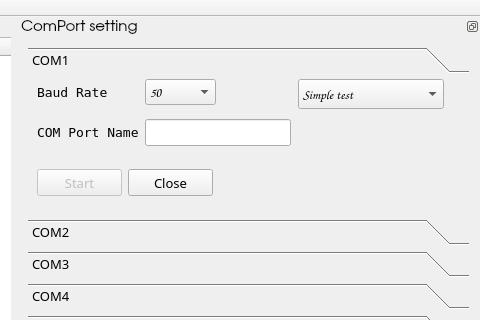
First picture: the form in mainwindow.ui, repository soso7885/QTvcom_test, before the edit; both pictures show x 398 to 878 and y 0 to 320 of the 878 by 726 pixel window.
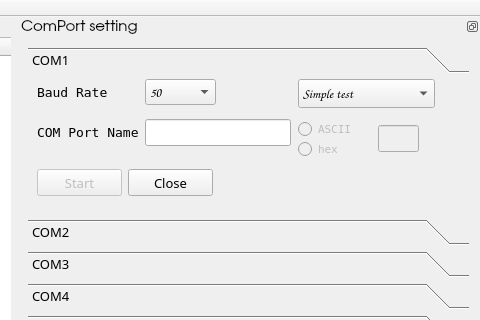
Second picture: the form after the edit.

What changed in the file:
```diff
--- a/mainwindow.ui
+++ b/mainwindow.ui
@@ -944,8 +944,8 @@
           <rect>
            <x>270</x>
            <y>0</y>
-           <width>146</width>
-           <height>30</height>
+           <width>137</width>
+           <height>29</height>
           </rect>
          </property>
          <property name="font">
@@ -953,6 +953,12 @@
            <family>Comic Sans MS</family>
           </font>
          </property>
+         <property name="layoutDirection">
+          <enum>Qt::LeftToRight</enum>
+         </property>
+         <property name="sizeAdjustPolicy">
+          <enum>QComboBox::AdjustToContentsOnFirstShow</enum>
+         </property>
          <item>
           <property name="text">
            <string>Simple test</string>
@@ -963,6 +969,74 @@
            <string>Reconnect test</string>
           </property>
          </item>
+         <item>
+          <property name="text">
+           <string>Pack by char test</string>
+          </property>
+         </item>
+        </widget>
+        <widget class="QLineEdit" name="ecLineEdit1">
+         <property name="enabled">
+          <bool>false</bool>
+         </property>
+         <property name="geometry">
+          <rect>
+           <x>350</x>
+           <y>46</y>
+           <width>41</width>
+           <height>27</height>
+          </rect>
+         </property>
+        </widget>
+        <widget class="QRadioButton" name="ascIIButton1">
+         <property name="enabled">
+          <bool>false</bool>
+         </property>
+         <property name="geometry">
+          <rect>
+           <x>270</x>
+           <y>40</y>
+           <width>61</width>
+           <height>20</height>
+          </rect>
+         </property>
+         <property name="font">
+          <font>
+           <family>Andale Mono</family>
+           <pointsize>8</pointsize>
+          </font>
+         </property>
+         <property name="text">
+          <string>ASCII</string>
+         </property>
+         <property name="iconSize">
+          <size>
+           <width>16</width>
+           <height>16</height>
+          </size>
+         </property>
+        </widget>
+        <widget class="QRadioButton" name="hexButton1">
+         <property name="enabled">
+          <bool>false</bool>
+         </property>
+         <property name="geometry">
+          <rect>
+           <x>270</x>
+           <y>60</y>
+           <width>61</width>
+           <height>20</height>
+          </rect>
+         </property>
+         <property name="font">
+          <font>
+           <family>Andale Mono</family>
+           <pointsize>8</pointsize>
+          </font>
+         </property>
+         <property name="text">
+          <string>hex</string>
+         </property>
         </widget>
        </widget>
        <widget class="QWidget" name="toolBoxPage2">
```
Left out of the diff: 125 changed lines with no effect on the pictures.
